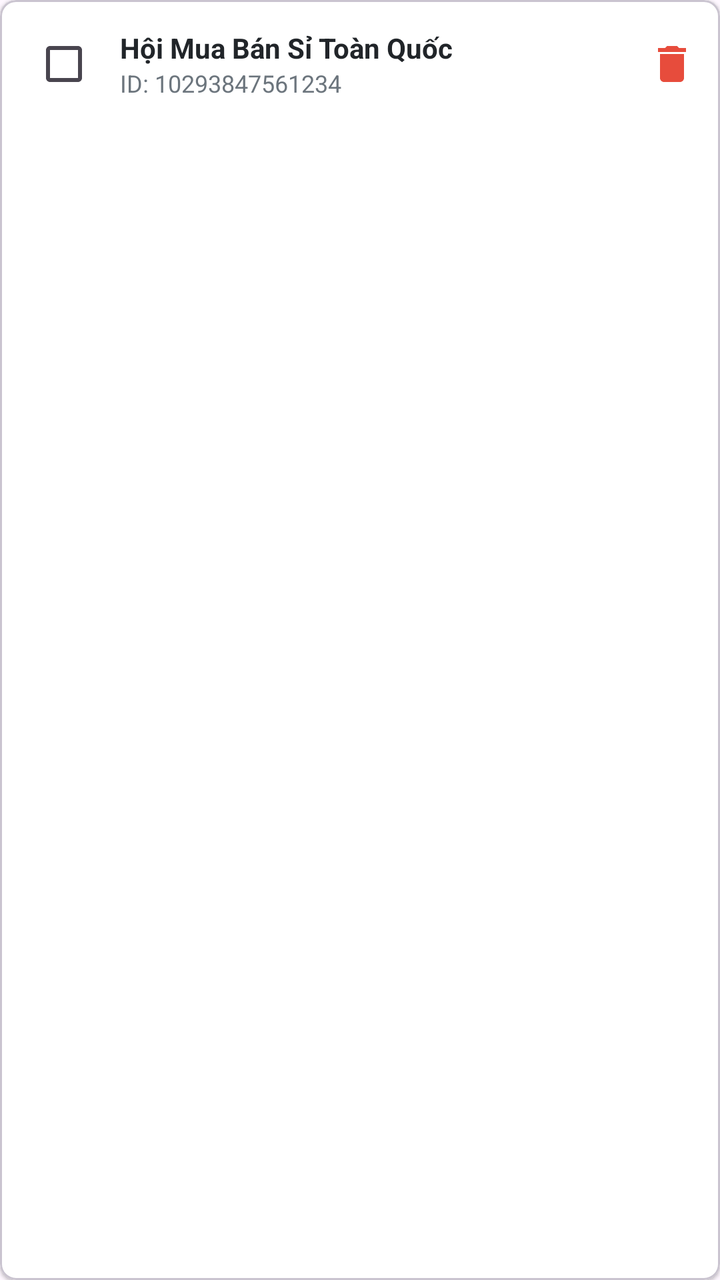
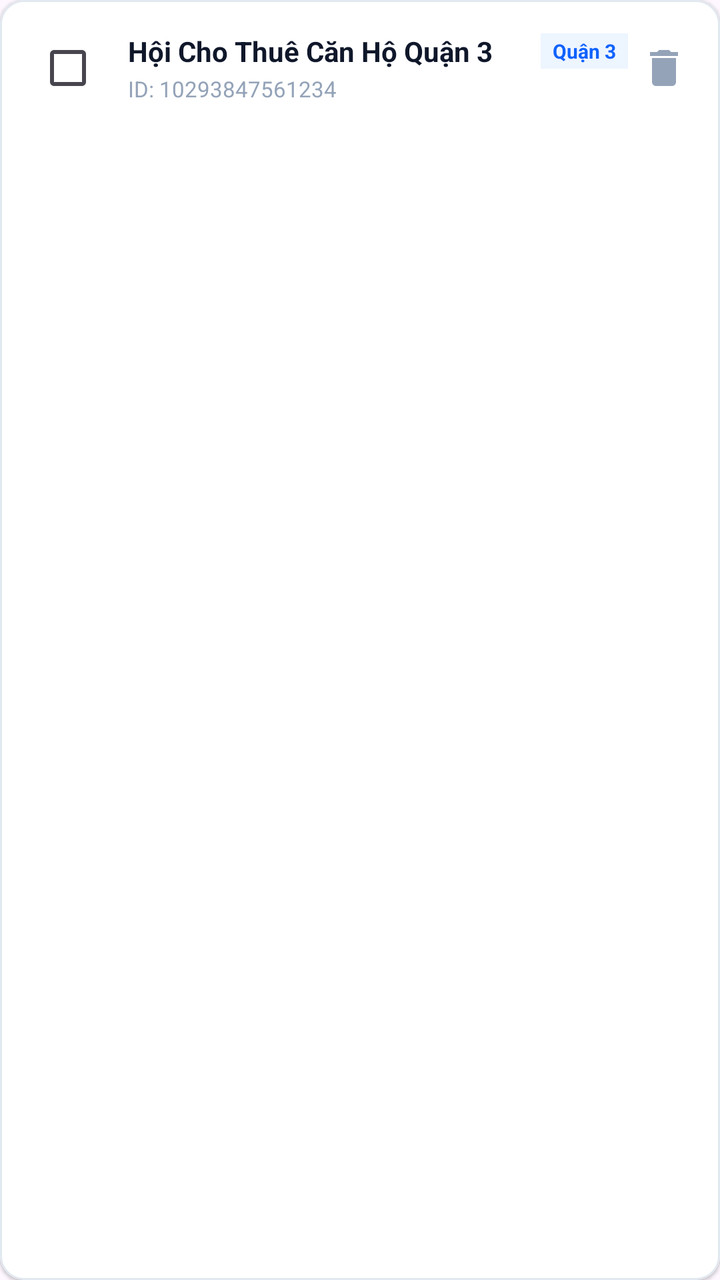

Two renders of the same Android screen: before a commit and after it. Below are the layout's source before the change and the commit's diff.
<!-- AndroidManifest.xml: application theme Theme.Z2FBPostManager -->
<!-- res/layout/item_group.xml -->
<?xml version="1.0" encoding="utf-8"?>
<com.google.android.material.card.MaterialCardView 
    xmlns:android="http://schemas.android.com/apk/res/android"
    xmlns:app="http://schemas.android.com/apk/res-auto"
    android:layout_width="match_parent"
    android:layout_height="wrap_content"
    android:layout_marginBottom="6dp"
    app:cardCornerRadius="8dp"
    app:cardElevation="1dp"
    app:cardBackgroundColor="@color/surface">

    <LinearLayout
        android:layout_width="match_parent"
        android:layout_height="wrap_content"
        android:orientation="horizontal"
        android:gravity="center_vertical"
        android:padding="8dp">

        <com.google.android.material.checkbox.MaterialCheckBox
            android:id="@+id/cb_group_selected"
            android:layout_width="wrap_content"
            android:layout_height="wrap_content" />

        <LinearLayout
            android:layout_width="0dp"
            android:layout_height="wrap_content"
            android:layout_weight="1"
            android:layout_marginStart="4dp"
            android:orientation="vertical">

            <TextView
                android:id="@+id/tv_group_name"
                android:layout_width="wrap_content"
                android:layout_height="wrap_content"
                android:text="Hội Mua Bán Sỉ Toàn Quốc"
                android:textSize="14sp"
                android:textStyle="bold"
                android:textColor="@color/text_primary" />

            <TextView
                android:id="@+id/tv_group_id"
                android:layout_width="wrap_content"
                android:layout_height="wrap_content"
                android:text="ID: 10293847561234"
                android:textSize="12sp"
                android:textColor="@color/text_secondary" />
        </LinearLayout>

        <ImageButton
            android:id="@+id/btn_delete_group"
            android:layout_width="32dp"
            android:layout_height="32dp"
            android:background="?attr/selectableItemBackgroundBorderless"
            android:src="@drawable/ic_delete"
            android:contentDescription="Xóa nhóm" />

    </LinearLayout>
</com.google.android.material.card.MaterialCardView>
<!-- resources referenced by this layout -->
<resources>
  <color name="surface">#FFFFFF</color>
  <color name="text_primary">#212529</color>
  <color name="text_secondary">#6C757D</color>
  <!-- drawable ic_delete (drawable) -->
  <vector xmlns:android="http://schemas.android.com/apk/res/android"
      android:width="24dp"
      android:height="24dp"
      android:viewportWidth="24"
      android:viewportHeight="24">
    <path
        android:fillColor="@color/accent_red"
        android:pathData="M6,19c0,1.1 0.9,2 2,2h8c1.1,0 2,-0.9 2,-2V7H6v12zM19,4h-3.5l-1,-1h-5l-1,1H5v2h14V4z"/>
  </vector>
  <style name="Theme.Z2FBPostManager" parent="Theme.Material3.DayNight.NoActionBar">
          
          <item name="colorPrimary">@color/primary</item>
          <item name="colorOnPrimary">@color/on_primary</item>
          <item name="colorSecondary">@color/secondary</item>
          <item name="android:statusBarColor">@color/surface</item>
          <item name="android:windowLightStatusBar">true</item>
          <item name="android:navigationBarColor">@color/surface</item>
      </style>
  <color name="accent_red">#E74C3C</color>
  <color name="primary">#1877F2</color>
  <color name="on_primary">#FFFFFF</color>
  <color name="secondary">#0068FF</color>
</resources>

<!-- the commit's change to res/layout/item_group.xml (unified diff, before → after) -->
@@ -4,9 +4,11 @@
     xmlns:app="http://schemas.android.com/apk/res-auto"
     android:layout_width="match_parent"
     android:layout_height="wrap_content"
-    android:layout_marginBottom="6dp"
-    app:cardCornerRadius="8dp"
+    android:layout_marginBottom="8dp"
+    app:cardCornerRadius="12dp"
     app:cardElevation="1dp"
+    app:strokeWidth="1dp"
+    app:strokeColor="@color/divider"
     app:cardBackgroundColor="@color/surface">
 
     <LinearLayout
@@ -14,7 +16,7 @@
         android:layout_height="wrap_content"
         android:orientation="horizontal"
         android:gravity="center_vertical"
-        android:padding="8dp">
+        android:padding="10dp">
 
         <com.google.android.material.checkbox.MaterialCheckBox
             android:id="@+id/cb_group_selected"
@@ -25,33 +27,58 @@
             android:layout_width="0dp"
             android:layout_height="wrap_content"
             android:layout_weight="1"
-            android:layout_marginStart="4dp"
+            android:layout_marginStart="6dp"
             android:orientation="vertical">
 
-            <TextView
-                android:id="@+id/tv_group_name"
-                android:layout_width="wrap_content"
+            <LinearLayout
+                android:layout_width="match_parent"
                 android:layout_height="wrap_content"
-                android:text="Hội Mua Bán Sỉ Toàn Quốc"
-                android:textSize="14sp"
-                android:textStyle="bold"
-                android:textColor="@color/text_primary" />
+                android:orientation="horizontal"
+                android:gravity="center_vertical">
+
+                <TextView
+                    android:id="@+id/tv_group_name"
+                    android:layout_width="0dp"
+                    android:layout_height="wrap_content"
+                    android:layout_weight="1"
+                    android:text="Hội Cho Thuê Căn Hộ Quận 3"
+                    android:textSize="14sp"
+                    android:textStyle="bold"
+                    android:textColor="@color/text_primary"
+                    android:maxLines="1"
+                    android:ellipsize="end" />
+
+                <TextView
+                    android:id="@+id/tv_group_district_tag"
+                    android:layout_width="wrap_content"
+                    android:layout_height="wrap_content"
+                    android:layout_marginStart="4dp"
+                    android:paddingHorizontal="6dp"
+                    android:paddingVertical="2dp"
+                    android:background="@color/primary_container"
+                    android:textColor="@color/primary"
+                    android:textSize="10sp"
+                    android:textStyle="bold"
+                    android:text="Quận 3" />
+            </LinearLayout>
 
             <TextView
                 android:id="@+id/tv_group_id"
                 android:layout_width="wrap_content"
                 android:layout_height="wrap_content"
+                android:layout_marginTop="2dp"
                 android:text="ID: 10293847561234"
-                android:textSize="12sp"
-                android:textColor="@color/text_secondary" />
+                android:textSize="11sp"
+                android:textColor="@color/text_muted" />
         </LinearLayout>
 
         <ImageButton
             android:id="@+id/btn_delete_group"
-            android:layout_width="32dp"
-            android:layout_height="32dp"
+            android:layout_width="36dp"
+            android:layout_height="36dp"
             android:background="?attr/selectableItemBackgroundBorderless"
             android:src="@drawable/ic_delete"
+            app:tint="@color/text_muted"
             android:contentDescription="Xóa nhóm" />
 
     </LinearLayout>
<!-- resource entries referenced after the edit -->
@@ -1,8 +1,9 @@
 <!-- resources referenced by this layout -->
 <resources>
+  <color name="divider">#E2E8F0</color>
   <color name="surface">#FFFFFF</color>
-  <color name="text_primary">#212529</color>
-  <color name="text_secondary">#6C757D</color>
+  <color name="text_muted">#94A3B8</color>
+  <color name="text_primary">#0F172A</color>
   <!-- drawable ic_delete (drawable) -->
   <vector xmlns:android="http://schemas.android.com/apk/res/android"
       android:width="24dp"
@@ -22,9 +23,10 @@
           <item name="android:windowLightStatusBar">true</item>
           <item name="android:navigationBarColor">@color/surface</item>
       </style>
-  <color name="accent_red">#E74C3C</color>
-  <color name="primary">#1877F2</color>
+  <color name="accent_red">#EF4444</color>
+  <color name="primary">#0F62FE</color>
+  <color name="primary_container">#EDF5FF</color>
   <color name="on_primary">#FFFFFF</color>
-  <color name="secondary">#0068FF</color>
+  <color name="secondary">#0D9488</color>
 </resources>
 
